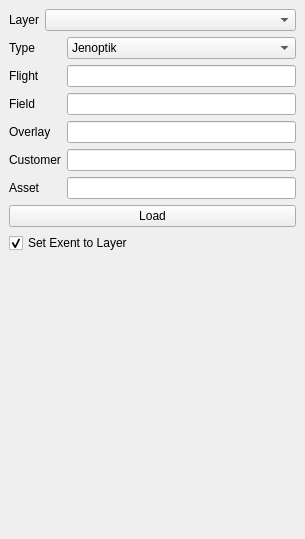
ceresimaging/tiler-layer, file tiler_layer_dockwidget_base.ui: the form before one commit.
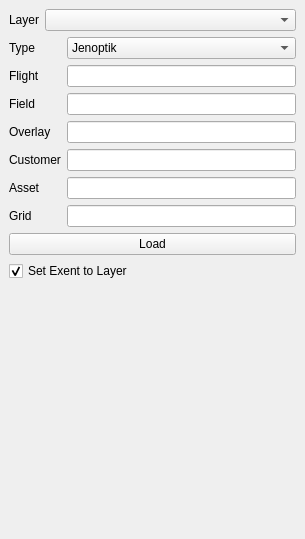
The form after the commit.

Commit message: Add grid layer. Improve laye extent.

The edit to the form file:
```diff
--- a/tiler_layer_dockwidget_base.ui
+++ b/tiler_layer_dockwidget_base.ui
@@ -112,6 +112,20 @@
       <item row="5" column="1">
        <widget class="QLineEdit" name="asset"/>
       </item>
+      <item row="6" column="0">
+       <widget class="QLabel" name="gridLabel">
+        <property name="text">
+         <string>Grid</string>
+        </property>
+       </widget>
+      </item>
+      <item row="6" column="1">
+       <widget class="QLineEdit" name="grid">
+        <property name="text">
+         <string/>
+        </property>
+       </widget>
+      </item>
      </layout>
     </item>
     <item row="3" column="0">
```
Left out of the diff: 12 changed lines with no effect on the pictures. The commit also changes 4 other files.
